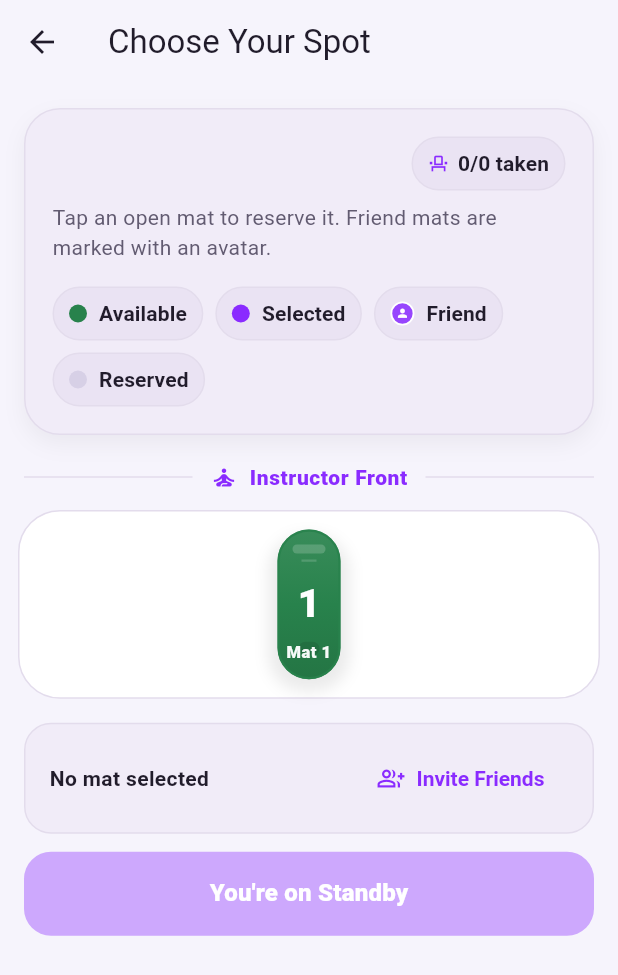
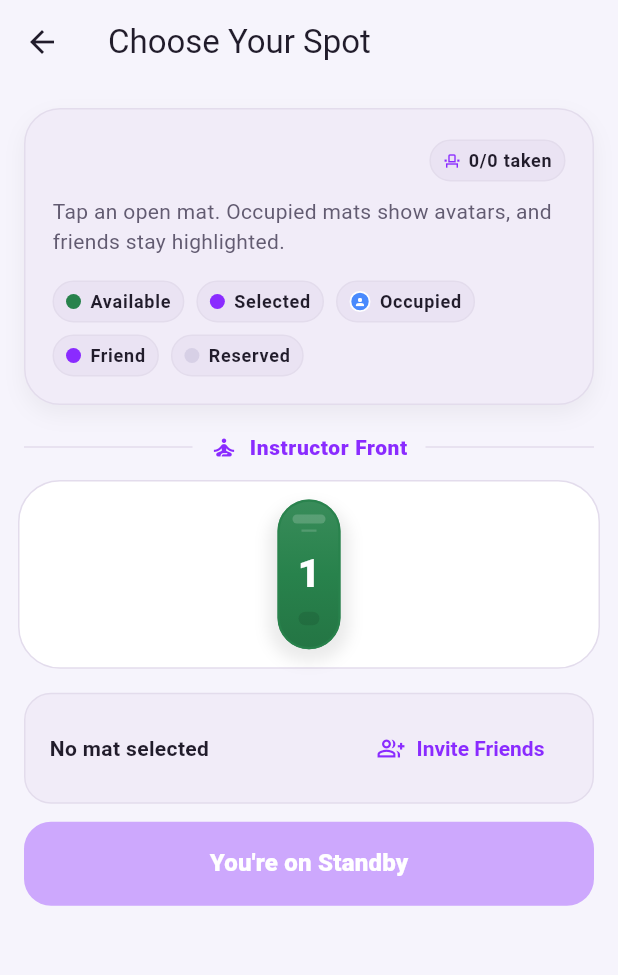
Before and after one commit to linseymiranda1024/PatYourMat--Jr-design, a Flutter app: the MatSelectionScreen screen opened directly with empty values, on a phone screen of 412 x 824 dp. Shown: the top 975 px of the screen. Run offline on Flutter 3.47's test engine with Material 3 defaults, Android fonts, the phone set to English and light mode, and no system bars; our stand-ins replace cloud_firestore, firebase_auth, firebase_core, firebase_storage, flutter_riverpod, flutter_secure_storage and 8 more; accounts and stored records are empty.

Commit message:
fixed permissions error

```diff
--- a/lib/screens/friends_screen.dart
+++ b/lib/screens/friends_screen.dart
@@ -409,23 +409,10 @@ class _FriendsScreenState extends ConsumerState<FriendsScreen> {
   Set<String> _extractUidsFromSubcollection(
     List<QueryDocumentSnapshot<Map<String, dynamic>>> docs,
   ) {
-    final ids = <String>{};
-    for (final doc in docs) {
-      ids.add(doc.id);
-      final data = doc.data();
-      final candidates = [
-        data['uid'],
-        data['user_id'],
-        data['friend_uid'],
-        data['id'],
-      ];
-      for (final candidate in candidates) {
-        if (candidate is String && candidate.trim().isNotEmpty) {
-          ids.add(candidate.trim());
-        }
-      }
-    }
-    return ids;
+    return docs
+        .map((doc) => doc.id.trim())
+        .where((uid) => uid.isNotEmpty)
+        .toSet();
   }
 
   Future<void> _handleAcceptFriendRequestTap({
--- a/lib/screens/mat_selection_screen.dart
+++ b/lib/screens/mat_selection_screen.dart
@@ -233,16 +233,19 @@ class _MatSelectionScreenState extends ConsumerState<MatSelectionScreen> {
 
   int get _groupSize => _selectedInviteeUids.length + 1;
 
+  String _reserveLabel(int count) =>
+      'Reserve $count Mat${count == 1 ? '' : 's'}';
+
   String _selectionSummary() {
     if (_selectedMats.isEmpty) {
       return _groupSize == 1
           ? 'No mat selected'
           : 'Select $_groupSize mats for your group';
     }
-    final labels = _selectedMats.map((mat) => 'Mat $mat').join(', ');
-    return _groupSize == 1
-        ? labels
-        : '$labels selected (${_selectedMats.length}/$_groupSize)';
+    if (_groupSize == 1 || _selectedMats.length == _groupSize) {
+      return _reserveLabel(_selectedMats.length);
+    }
+    return '${_selectedMats.length} of $_groupSize mats selected';
   }
 
   @override
@@ -274,7 +277,7 @@ class _MatSelectionScreenState extends ConsumerState<MatSelectionScreen> {
         final invalidSelectedInviteeUids = _selectedInviteeUids
             .where(socialMatOccupancy.registeredUserIds.contains)
             .toSet();
-        final friendCount = socialMatOccupancy.friendMatsByNumber.length;
+        final friendCount = socialMatOccupancy.friendCount;
         final liveFilled = socialMatOccupancyAsync.hasValue
             ? socialMatOccupancy.reservedMatNumbers.length
             : gClass.filled;
@@ -360,8 +363,8 @@ class _MatSelectionScreenState extends ConsumerState<MatSelectionScreen> {
                             const SizedBox(height: 8),
                             Text(
                               _groupSize == 1
-                                  ? 'Tap an open mat to reserve it. Friend mats are marked with an avatar.'
-                                  : 'Select $_groupSize open mats for your group. Friend mats stay locked and show an avatar.',
+                                  ? 'Tap an open mat. Occupied mats show avatars, and friends stay highlighted.'
+                                  : 'Select $_groupSize open mats. Occupied mats show avatars, and friends stay highlighted.',
                               style: textTheme.bodyMedium?.copyWith(
                                 color: colorScheme.onSurfaceVariant,
                                 height: 1.4,
@@ -389,9 +392,13 @@ class _MatSelectionScreenState extends ConsumerState<MatSelectionScreen> {
                                   color: colorScheme.primary,
                                 ),
                                 const _LegendPill(
+                                  label: 'Occupied',
+                                  color: AppColors.secondaryBlue,
+                                  marker: _LegendAvatarMarker(),
+                                ),
+                                const _LegendPill(
                                   label: 'Friend',
                                   color: AppColors.primaryPurple,
-                                  marker: _LegendAvatarMarker(),
                                 ),
                                 _LegendPill(
                                   label: 'Reserved',
@@ -493,8 +500,8 @@ class _MatSelectionScreenState extends ConsumerState<MatSelectionScreen> {
                                                     .contains(matNumber);
                                             final isSelected = _selectedMats
                                                 .contains(matNumber);
-                                            final friendInfo = socialMatOccupancy
-                                                .friendMatsByNumber[matNumber];
+                                            final occupantInfo = socialMatOccupancy
+                                                .occupantInfoByNumber[matNumber];
 
                                             return Padding(
                                               padding:
@@ -509,12 +516,16 @@ class _MatSelectionScreenState extends ConsumerState<MatSelectionScreen> {
                                                     number: matNumber,
                                                     reserved: isReserved,
                                                     selected: isSelected,
-                                                    friendUid:
-                                                        friendInfo?.userId,
-                                                    friendName:
-                                                        friendInfo
+                                                    occupantUid:
+                                                        occupantInfo?.userId,
+                                                    occupantName:
+                                                        occupantInfo
                                                             ?.displayName ??
                                                         '',
+                                                    isFriendOccupant:
+                                                        occupantInfo
+                                                            ?.isFriend ??
+                                                        false,
                                                     onTap:
                                                         isReserved ||
                                                             isFull ||
@@ -578,10 +589,8 @@ class _MatSelectionScreenState extends ConsumerState<MatSelectionScreen> {
                                     Expanded(
                                       child: Text(
                                         _selectedInviteeUids.isEmpty
-                                            ? (_selectedMats.isEmpty
-                                                  ? 'No mat selected'
-                                                  : _selectionSummary())
-                                            : '${_selectedInviteeUids.length} friend${_selectedInviteeUids.length == 1 ? '' : 's'} selected, so choose $_groupSize mats',
+                                            ? _selectionSummary()
+                                            : '${_selectedInviteeUids.length} friend${_selectedInviteeUids.length == 1 ? '' : 's'} added. ${_selectionSummary()}',
                                         style: textTheme.bodyMedium?.copyWith(
                                           fontSize: 14,
                                           fontWeight: FontWeight.w700,
@@ -658,7 +667,9 @@ class _MatSelectionScreenState extends ConsumerState<MatSelectionScreen> {
                                                     : 'Join Standby Queue')
                                               : _selectedMats.isEmpty
                                               ? 'Select a Mat'
-                                              : 'Reserve ${_selectionSummary()}',
+                                              : _reserveLabel(
+                                                  _selectedMats.length,
+                                                ),
                                           style: textTheme.titleMedium
                                               ?.copyWith(
                                                 fontWeight: FontWeight.w800,
@@ -705,7 +716,7 @@ class _MatSelectionScreenState extends ConsumerState<MatSelectionScreen> {
                                     label: Text(
                                       _selectedMats.length != _groupSize
                                           ? 'Select $_groupSize Mats'
-                                          : 'Reserve ${_selectedMats.length} Group Mats',
+                                          : _reserveLabel(_selectedMats.length),
                                     ),
                                   ),
                                 ),
@@ -729,13 +740,16 @@ class _MatSelectionScreenState extends ConsumerState<MatSelectionScreen> {
 class _SocialMatOccupancy {
   final Set<int> reservedMatNumbers;
   final Set<String> registeredUserIds;
-  final Map<int, _FriendMatInfo> friendMatsByNumber;
+  final Map<int, _MatOccupantInfo> occupantInfoByNumber;
 
   const _SocialMatOccupancy({
     this.reservedMatNumbers = const <int>{},
     this.registeredUserIds = const <String>{},
-    this.friendMatsByNumber = const <int, _FriendMatInfo>{},
+    this.occupantInfoByNumber = const <int, _MatOccupantInfo>{},
   });
+
+  int get friendCount =>
+      occupantInfoByNumber.values.where((info) => info.isFriend).length;
 
   factory _SocialMatOccupancy.fromReservations({
     required List<Reservation> reservations,
@@ -744,7 +758,7 @@ class _SocialMatOccupancy {
   }) {
     final allReservedMatNumbers = <int>{...reservedMatNumbers};
     final registeredUserIds = <String>{};
-    final friendMatsByNumber = <int, _FriendMatInfo>{};
+    final occupantInfoByNumber = <int, _MatOccupantInfo>{};
 
     for (final reservation in reservations) {
       final userId = reservation.userId.trim();
@@ -758,53 +772,66 @@ class _SocialMatOccupancy {
         registeredUserIds.add(userId);
       }
 
-      if (userId.isEmpty || !friendUids.contains(userId)) {
+      final isFriend = userId.isNotEmpty && friendUids.contains(userId);
+      final rawDisplayName = _occupantDisplayNameForReservation(reservation);
+      if (userId.isEmpty && rawDisplayName.isEmpty) {
         continue;
       }
 
-      friendMatsByNumber[matNumber] = _FriendMatInfo(
+      occupantInfoByNumber[matNumber] = _MatOccupantInfo(
         userId: userId,
-        displayName: _friendDisplayNameForReservation(reservation),
+        displayName: rawDisplayName.isNotEmpty
+            ? rawDisplayName
+            : (isFriend ? 'Friend' : 'Member'),
+        isFriend: isFriend,
       );
     }
 
     return _SocialMatOccupancy(
       reservedMatNumbers: allReservedMatNumbers,
       registeredUserIds: registeredUserIds,
-      friendMatsByNumber: friendMatsByNumber,
+      occupantInfoByNumber: occupantInfoByNumber,
     );
   }
 }
 
-class _FriendMatInfo {
+class _MatOccupantInfo {
   final String userId;
   final String displayName;
+  final bool isFriend;
 
-  const _FriendMatInfo({required this.userId, required this.displayName});
+  const _MatOccupantInfo({
+    required this.userId,
+    required this.displayName,
+    this.isFriend = false,
+  });
 }
 
 class _YogaMatTile extends StatelessWidget {
   final int number;
   final bool reserved;
   final bool selected;
-  final String? friendUid;
-  final String friendName;
+  final String? occupantUid;
+  final String occupantName;
+  final bool isFriendOccupant;
   final VoidCallback? onTap;
 
   const _YogaMatTile({
     required this.number,
     required this.reserved,
     required this.selected,
-    this.friendUid,
-    this.friendName = '',
+    this.occupantUid,
+    this.occupantName = '',
+    this.isFriendOccupant = false,
     required this.onTap,
   });
 
   @override
   Widget build(BuildContext context) {
     final colorScheme = Theme.of(context).colorScheme;
-    final hasFriend = friendName.trim().isNotEmpty;
-    final isFriendMat = reserved && hasFriend;
+    final hasOccupantAvatar =
+        reserved && (occupantUid?.trim().isNotEmpty ?? false);
+    final isFriendMat = hasOccupantAvatar && isFriendOccupant;
     final friendFill = Color.lerp(AppColors.primaryPurple, Colors.white, 0.58)!;
     final fill = isFriendMat
         ? friendFill
@@ -828,11 +855,16 @@ class _YogaMatTile extends StatelessWidget {
       Colors.black,
       0.10,
     )!;
-    final label = isFriendMat
-        ? (friendName.trim().isEmpty
-              ? 'Friend on mat $number'
-              : '$friendName on mat $number')
+    final trimmedOccupantName = occupantName.trim();
+    final label = hasOccupantAvatar
+        ? (trimmedOccupantName.isEmpty
+              ? 'Occupied mat $number'
+              : '$trimmedOccupantName on mat $number')
+        : reserved
+        ? 'Reserved mat $number'
         : 'Mat $number';
+    final numberBadgeColor = colorScheme.surface;
+    final numberBadgeTextColor = colorScheme.onSurface;
 
     return Tooltip(
       message: label,
@@ -876,7 +908,7 @@ class _YogaMatTile extends StatelessWidget {
                 ),
               ),
               Positioned(
-                top: isFriendMat ? 30 : 10,
+                top: hasOccupantAvatar ? 30 : 10,
                 left: 10,
                 right: 10,
                 child: Container(
@@ -889,7 +921,7 @@ class _YogaMatTile extends StatelessWidget {
                 ),
               ),
               Positioned(
-                top: isFriendMat ? 40 : 20,
+                top: hasOccupantAvatar ? 40 : 20,
                 left: 16,
                 right: 16,
                 child: Container(
@@ -913,21 +945,49 @@ class _YogaMatTile extends StatelessWidget {
                   ),
                 ),
               ),
-              if (isFriendMat)
+              if (hasOccupantAvatar)
                 Positioned(
                   top: 8,
-                  left: 0,
-                  right: 0,
-                  child: Center(
-                    child: UserUidAvatar(
-                      uid: friendUid ?? '',
-                      userWholeName: friendName,
-                      radius: 12,
-                      backgroundColor: avatarBackground,
-                      foregroundColor: Colors.white,
-                      borderColor: Colors.white,
-                      borderWidth: 1.5,
+                  left: 8,
+                  child: Container(
+                    width: 22,
+                    height: 22,
+                    alignment: Alignment.center,
+                    decoration: BoxDecoration(
+                      color: numberBadgeColor,
+                      shape: BoxShape.circle,
+                      border: Border.all(
+                        color: Colors.white.withValues(alpha: 0.92),
+                        width: 1.2,
+                      ),
+                      boxShadow: [
+                        BoxShadow(
+                          color: Colors.black.withValues(alpha: 0.16),
+                          blurRadius: 6,
+                          offset: const Offset(0, 2),
+                        ),
+                      ],
                     ),
+                    child: Text(
+                      '$number',
+                      style: TextStyle(
+                        color: numberBadgeTextColor,
+                        fontWeight: FontWeight.w900,
+                        fontSize: 11,
+                      ),
+                    ),
+                  ),
+                ),
+              if (hasOccupantAvatar)
+                Center(
+                  child: UserUidAvatar(
+                    uid: occupantUid ?? '',
+                    userWholeName: occupantName,
+                    radius: 14,
+                    backgroundColor: avatarBackground,
+                    foregroundColor: Colors.white,
+                    borderColor: Colors.white,
+                    borderWidth: 1.5,
                   ),
                 )
               else
@@ -942,21 +1002,6 @@ class _YogaMatTile extends StatelessWidget {
                     ),
                   ),
                 ),
-              Positioned(
-                bottom: isFriendMat ? 12 : 10,
-                left: 6,
-                right: 6,
-                child: Text(
-                  isFriendMat ? '$number' : 'Mat $number',
-                  textAlign: TextAlign.center,
-                  style: TextStyle(
-                    color: foregroundColor.withValues(alpha: 0.96),
-                    fontWeight: FontWeight.w900,
-                    fontSize: isFriendMat ? 18 : 11,
-                    letterSpacing: 0.3,
-                  ),
-                ),
-              ),
               if (selected)
                 Positioned(
                   top: 10,
@@ -969,7 +1014,7 @@ class _YogaMatTile extends StatelessWidget {
                 ),
               if (reserved)
                 Positioned(
-                  top: isFriendMat ? 12 : 10,
+                  top: hasOccupantAvatar ? 12 : 10,
                   right: 10,
                   child: Container(
                     padding: const EdgeInsets.all(3),
@@ -1004,7 +1049,7 @@ class _SummaryPill extends StatelessWidget {
     final textTheme = Theme.of(context).textTheme;
 
     return Container(
-      padding: const EdgeInsets.symmetric(horizontal: 10, vertical: 7),
+      padding: const EdgeInsets.symmetric(horizontal: 8, vertical: 5),
       decoration: BoxDecoration(
         color: colorScheme.surfaceContainerHighest,
         borderRadius: BorderRadius.circular(999),
@@ -1013,11 +1058,11 @@ class _SummaryPill extends StatelessWidget {
       child: Row(
         mainAxisSize: MainAxisSize.min,
         children: [
-          Icon(icon, size: 14, color: colorScheme.primary),
-          const SizedBox(width: 6),
+          Icon(icon, size: 12, color: colorScheme.primary),
+          const SizedBox(width: 5),
           Text(
             label,
-            style: textTheme.labelLarge?.copyWith(
+            style: textTheme.labelMedium?.copyWith(
               color: colorScheme.onSurface,
               fontWeight: FontWeight.w700,
             ),
@@ -1040,7 +1085,7 @@ class _LegendPill extends StatelessWidget {
     final colorScheme = Theme.of(context).colorScheme;
 
     return Container(
-      padding: const EdgeInsets.symmetric(horizontal: 10, vertical: 7),
+      padding: const EdgeInsets.symmetric(horizontal: 8, vertical: 5),
       decoration: BoxDecoration(
         color: colorScheme.surfaceContainerHighest,
         borderRadius: BorderRadius.circular(999),
@@ -1051,14 +1096,14 @@ class _LegendPill extends StatelessWidget {
         children: [
           marker ??
               Container(
-                width: 12,
-                height: 12,
+                width: 10,
+                height: 10,
                 decoration: BoxDecoration(color: color, shape: BoxShape.circle),
               ),
-          const SizedBox(width: 8),
+          const SizedBox(width: 6),
           Text(
             label,
-            style: Theme.of(context).textTheme.labelLarge?.copyWith(
+            style: Theme.of(context).textTheme.labelMedium?.copyWith(
               color: colorScheme.onSurface,
               fontWeight: FontWeight.w700,
             ),
@@ -1075,19 +1120,19 @@ class _LegendAvatarMarker extends StatelessWidget {
   @override
   Widget build(BuildContext context) {
     return Container(
-      width: 16,
-      height: 16,
+      width: 14,
+      height: 14,
       decoration: BoxDecoration(
         shape: BoxShape.circle,
-        color: AppColors.primaryPurple.withValues(alpha: 0.86),
+        color: AppColors.secondaryBlue.withValues(alpha: 0.86),
         border: Border.all(color: Colors.white, width: 1.2),
       ),
-      child: const Icon(Icons.person, size: 9, color: Colors.white),
+      child: const Icon(Icons.person, size: 8, color: Colors.white),
     );
   }
 }
 
-String _friendDisplayNameForReservation(Reservation reservation) {
+String _occupantDisplayNameForReservation(Reservation reservation) {
   final trimmedUserName = reservation.userName.trim();
   if (trimmedUserName.isNotEmpty) {
     return trimmedUserName;
@@ -1098,7 +1143,7 @@ String _friendDisplayNameForReservation(Reservation reservation) {
     return trimmedEmail;
   }
 
-  return 'Friend';
+  return '';
 }
 
 bool _isStaffRole(String role) {
```
Also changed, not shown: 1 other file.
